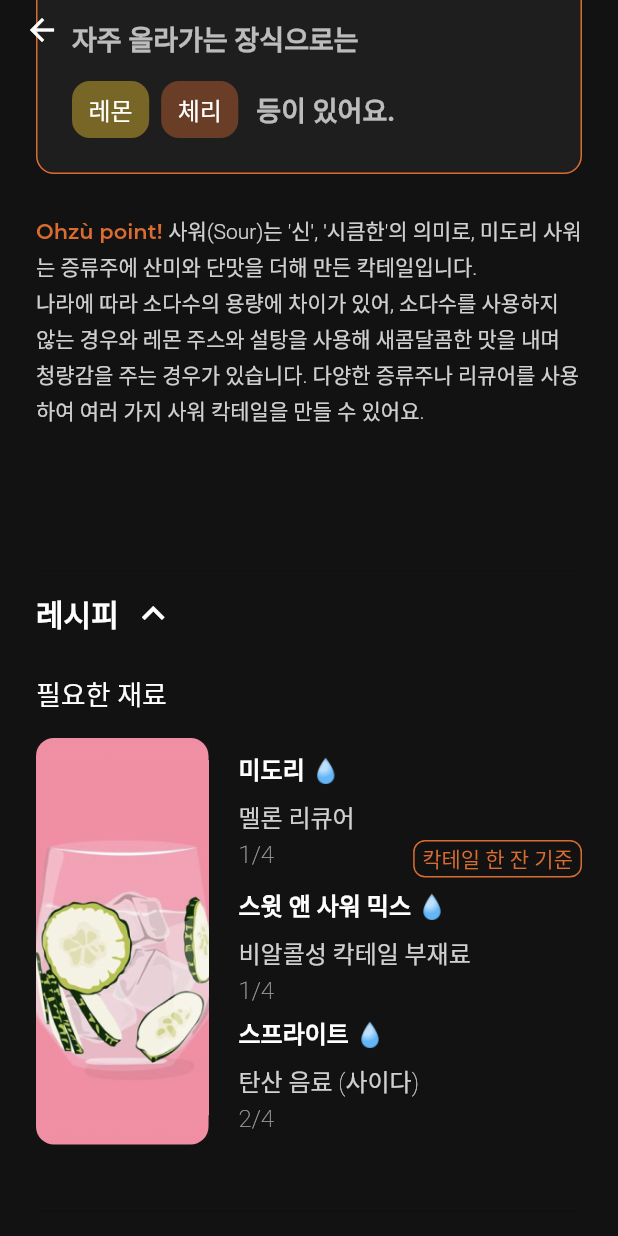
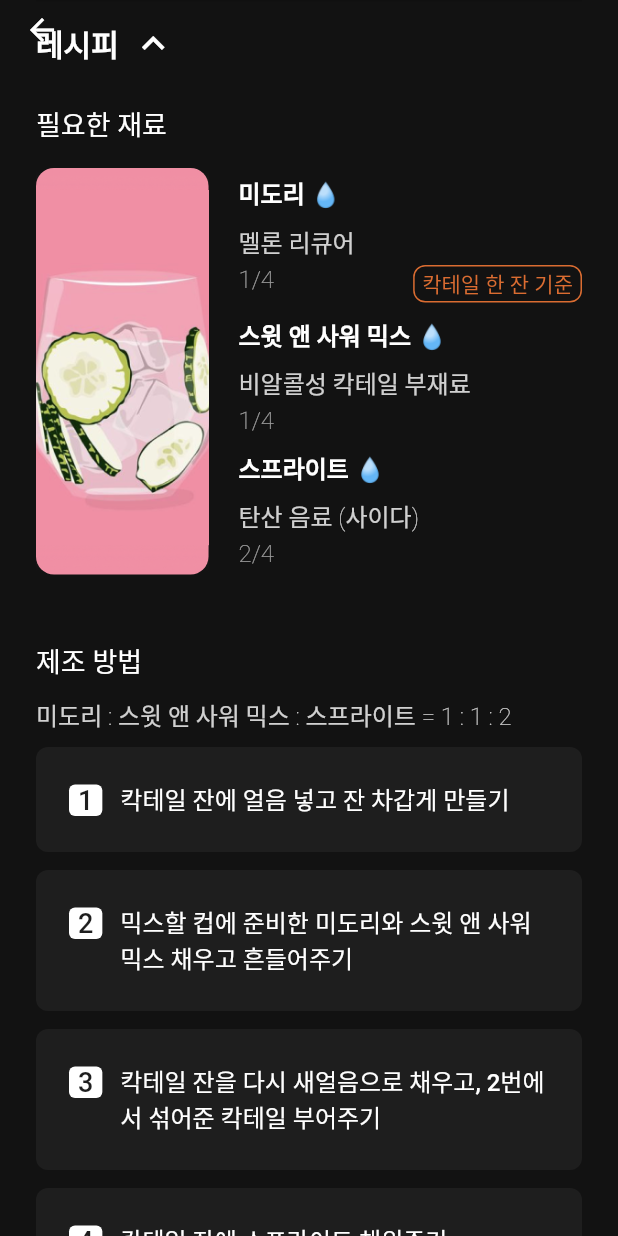
Before and after one commit to cocktail-Ohzu/Ohzu-FrontEnd, a Flutter app: the Detail screen opened directly, scrolled down 484 dp, after a tap on "레시피", on a phone screen of 412 x 824 dp. Run offline on Flutter 3.47's test engine with Material 2 defaults, Android fonts, the phone set to English and light mode, and no system bars; Roboto replaces fonts that are missing (Pretendard).

Commit message:
상세 페이지 디자인 초안

```diff
--- a/lib/detail.dart
+++ b/lib/detail.dart
@@ -365,13 +365,15 @@ class _ProfileState extends State<Detail> {
                             style: TextStyle(
                                 color: Colors.white,
                                 fontSize: 18,
-                                fontWeight: FontWeight.w400),
+                                fontWeight: FontWeight.w500),
                           ),
                         ),
-                        Container(
+                        IntrinsicHeight(
+                          child: Container(
                               alignment: Alignment.centerLeft,
                               margin: const EdgeInsets.fromLTRB(0, 16, 0, 44),
                               child: Row(
+                                crossAxisAlignment: CrossAxisAlignment.stretch,
                                 children: [
                                   /* 칵테일 이미지 */
                                   Container(
@@ -395,7 +397,7 @@ class _ProfileState extends State<Detail> {
                                       crossAxisAlignment:
                                           CrossAxisAlignment.start,
                                       mainAxisAlignment:
-                                        MainAxisAlignment.spaceBetween,
+                                          MainAxisAlignment.spaceAround,
                                       children: [
                                         buildIngrediantItem(
                                             context: context,
@@ -420,6 +422,56 @@ class _ProfileState extends State<Detail> {
                                   ),
                                 ],
                               )),
+                        ),
+                        Container(
+                          alignment: Alignment.centerLeft,
+                          child: const Text(
+                            "제조 방법",
+                            style: TextStyle(
+                                color: Colors.white,
+                                fontSize: 18,
+                                fontWeight: FontWeight.w500),
+                          ),
+                        ),
+                        Container(
+                          alignment: Alignment.centerLeft,
+                          margin: const EdgeInsets.symmetric(vertical: 10),
+                          child: Text(
+                            "미도리 : 스윗 앤 사워 믹스 : 스프라이트 = 1 : 1 : 2",
+                            style: TextStyle(
+                                color: Colors.white.withOpacity(0.8),
+                                fontSize: 16,
+                                fontWeight: FontWeight.w100),
+                          ),
+                        ),
+                        /* 제조 방법 */
+                        Column(
+                          crossAxisAlignment: CrossAxisAlignment.stretch,
+                          mainAxisAlignment: MainAxisAlignment.center,
+                          children: [
+                            buildRecipeItem(
+                                context: context,
+                                number: 1,
+                                description: "칵테일 잔에 얼음 넣고 잔 차갑게 만들기"),
+                            buildRecipeItem(
+                                context: context,
+                                number: 2,
+                                description:
+                                    "믹스할 컵에 준비한 미도리와 스윗 앤 사워 믹스 채우고 흔들어주기"),
+                            buildRecipeItem(
+                                context: context,
+                                number: 3,
+                                description:
+                                    "칵테일 잔을 다시 새얼음으로 채우고, 2번에서 섞어준 칵테일 부어주기"),
+                            buildRecipeItem(
+                                context: context,
+                                number: 4,
+                                description: "칵테일 잔에 스프라이트 채워주기"),
+                          ],
+                        ),
+                        const SizedBox(
+                          height: 122,
+                        ),
                       ],
                       onExpansionChanged: (bool isExpanded) {
                         setState(() => recipeExpanded = isExpanded);
@@ -515,3 +567,53 @@ Widget buildIngrediantItem(
     ),
   );
 }
+
+Widget buildRecipeItem(
+    {required BuildContext context,
+    required int number,
+    required String description}) {
+  return Container(
+      decoration: const BoxDecoration(
+        color: Color(0xFF1E1E1E),
+        borderRadius: BorderRadius.all(Radius.circular(8)),
+      ),
+      padding: const EdgeInsets.fromLTRB(22, 22, 22, 24),
+      margin: const EdgeInsets.fromLTRB(0, 0, 0, 12),
+      child: Row(
+        crossAxisAlignment: CrossAxisAlignment.start,
+        children: [
+          Container(
+            alignment: Alignment.center,
+            padding: const EdgeInsets.fromLTRB(6, 0, 6, 0),
+            margin: const EdgeInsets.fromLTRB(0, 3, 12, 0),
+            decoration: const BoxDecoration(
+              borderRadius: BorderRadius.all(Radius.circular(4)),
+              color: Colors.white,
+            ),
+            child: Text(
+              number.toString(),
+              style: const TextStyle(
+                  color: Color(0xFF1E1E1E),
+                  fontSize: 18,
+                  fontWeight: FontWeight.w500),
+            ),
+          ),
+          Expanded(
+            child: Container(
+              alignment: Alignment.topLeft,
+              child: Text(
+                description,
+                textAlign: TextAlign.start,
+                style: const TextStyle(
+                    height: 1.5,
+                    fontSize: 16,
+                    color: Colors.white,
+                    fontWeight: FontWeight.w500),
+              ),
+            ),
+          ),
+        ],
+      ));
+}
+
+//
```
Lines whose indentation alone changed are shown as unchanged.
